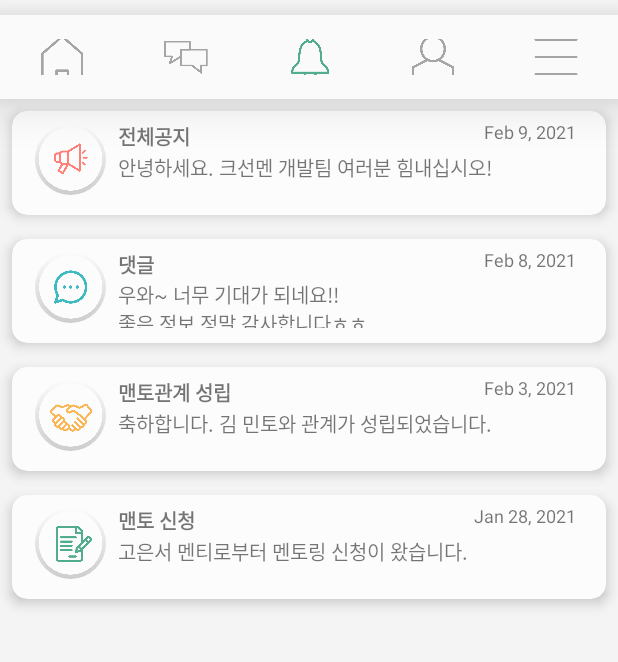
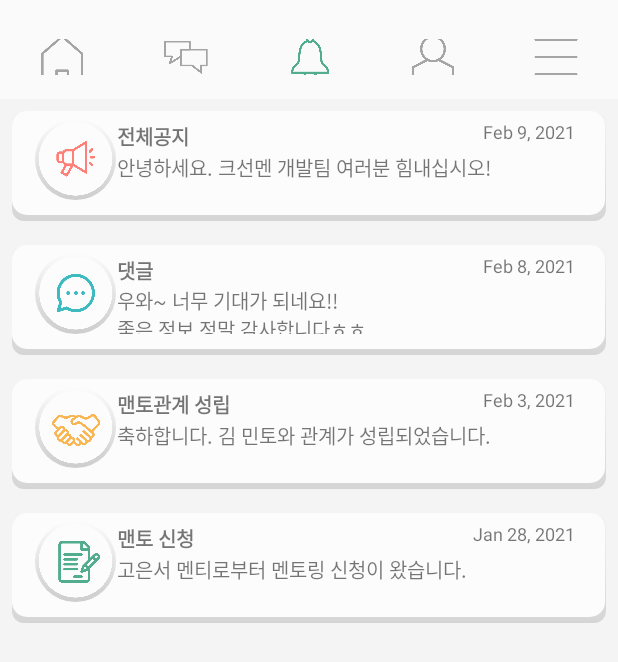
Before and after one commit to mancityg/CSMproject_Android, an Android app: the AlarmpageFragment screen opened through its navigation route, on a phone screen of 412 x 824 dp. Shown: the top 662 px of the screen. Run offline under Robolectric (Android 15) with nearby library versions, the phone set to English and light mode, and no system bars; our stand-ins replace navigation-ui.

Commit message:
alarmpage 음영효과 방식 바꿈 hardwareAccelerate를 하면 안좋다고 함. CardView는 음영효과를 넣기 위해서는 hardwareAccelerated가 필요하다고 함. 그래서 CardView를 안 사용하기로 함. 대신 drawable에 그림자를 만드어 추가하는 방식으로 함

```diff
--- a/app/build.gradle
+++ b/app/build.gradle
@@ -44,7 +44,6 @@ dependencies {
     implementation 'androidx.constraintlayout:constraintlayout:2.0.4'
     implementation "androidx.recyclerview:recyclerview:1.1.0"
     implementation 'de.hdodenhof:circleimageview:3.0.0'
-    implementation 'androidx.cardview:cardview:1.0.0'
     api 'com.theartofdev.edmodo:android-image-cropper:2.8.+' // image crop
 
     // test
--- a/app/src/main/AndroidManifest.xml
+++ b/app/src/main/AndroidManifest.xml
@@ -16,6 +16,7 @@
         android:icon="@mipmap/ic_launcher"
         android:label="@string/app_name"
         android:largeHeap="true"
+        android:hardwareAccelerated="false"
         android:roundIcon="@mipmap/ic_launcher_round"
         android:supportsRtl="true"
         android:theme="@style/AppTheme">
--- /dev/null
+++ b/app/src/main/res/drawable-v24/alarmpage_card.xml
@@ -0,0 +1,5 @@
+<?xml version="1.0" encoding="utf-8"?>
+<shape xmlns:android="http://schemas.android.com/apk/res/android">
+    <solid android:color="#fcfcfc" />
+    <corners android:radius="10dp" />
+</shape>
--- /dev/null
+++ b/app/src/main/res/drawable-v24/alarmpage_card_shadow.xml
@@ -0,0 +1,12 @@
+<?xml version="1.0" encoding="utf-8"?>
+<shape xmlns:android="http://schemas.android.com/apk/res/android">
+    <corners
+        android:radius="8dp"/>
+    <padding
+        android:bottom="4dp"
+        android:right="1dp"/>
+    <gradient
+        android:startColor="#20000000"
+        android:endColor="@android:color/transparent"
+        android:angle="90" />
+</shape>
--- a/app/src/main/res/layout/alarm_item.xml
+++ b/app/src/main/res/layout/alarm_item.xml
@@ -1,40 +1,42 @@
 <?xml version="1.0" encoding="utf-8"?>
-<androidx.cardview.widget.CardView
+<androidx.constraintlayout.widget.ConstraintLayout
     xmlns:android="http://schemas.android.com/apk/res/android"
     xmlns:app="http://schemas.android.com/apk/res-auto"
     xmlns:tools="http://schemas.android.com/tools"
     android:layout_width="match_parent"
     android:layout_height="wrap_content"
-    app:cardBackgroundColor="#fcfcfc"
-    app:cardCornerRadius="10dp"
-    app:cardElevation="5dp"
-    android:layout_margin="8dp">
+    android:background="@drawable/alarmpage_card_shadow"
+    android:layout_margin="8dp"
+    >
 
     <androidx.constraintlayout.widget.ConstraintLayout
         android:layout_width="match_parent"
-        android:layout_height="match_parent"
-        android:layout_marginTop="5dp"
-        android:layout_marginBottom="10dp"
-        android:layout_marginStart="15dp"
-        android:layout_marginEnd="20dp">
+        android:layout_height="wrap_content"
+        app:layout_constraintBottom_toBottomOf="parent"
+        app:layout_constraintEnd_toEndOf="parent"
+        app:layout_constraintStart_toStartOf="parent"
+        app:layout_constraintTop_toTopOf="parent"
+        android:background="@drawable/alarmpage_card">
 
-        <!--  note : 들어가는 내용 - 알람 카테고리, 카테고리에 맞는 아이콘, 알람 내용, 알림오고 지난시간     -->
+        <!--  note : 들어갈 내용 - 알람 카테고리, 카테고리에 맞는 아이콘, 알람 내용, 알림오고 지난시간     -->
 
+        <!--  todo : 이미지 아래에 그림자 넣기  -->
         <ImageView
             android:id="@+id/alarm_IV_category"
             android:layout_width="0dp"
             android:layout_height="0dp"
-            android:background="@drawable/circular_image_shadow"
+            android:layout_marginStart="15dp"
+            android:background="@drawable/alarmpage_image_shadow"
             android:contentDescription="카테고리에 맞는 아이콘"
-            android:layout_marginVertical="3dp"
             app:layout_constraintBottom_toBottomOf="parent"
             app:layout_constraintDimensionRatio="1"
             app:layout_constraintStart_toStartOf="parent"
             app:layout_constraintTop_toTopOf="parent"
             app:srcCompat="@drawable/alarm_icon_apply"
-            tools:layout_constraintHeight_default="percent" />
+            android:layout_marginTop="5dp"
+            android:layout_marginBottom="10dp"/>
 
-        <androidx.appcompat.widget.AppCompatTextView
+        <TextView
             android:id="@+id/alarm_TV_category"
             android:layout_width="wrap_content"
             android:layout_height="wrap_content"
@@ -45,12 +47,14 @@
             app:layout_constraintBottom_toTopOf="@+id/alarm_TV_msg"
             app:layout_constraintStart_toStartOf="@+id/alarm_TV_msg" />
 
-        <androidx.appcompat.widget.AppCompatTextView
+        <!-- 내용 두 줄 정도 들어가는 높이  -->
+        <TextView
             android:id="@+id/alarm_TV_msg"
             android:layout_width="0dp"
             android:layout_height="32sp"
-            android:layout_marginStart="55sp"
+            android:layout_marginStart="70sp"
             android:layout_marginTop="5dp"
+            android:layout_marginBottom="10dp"
             android:ellipsize="end"
             android:maxLines="2"
             android:text="알람 내용"
@@ -61,10 +65,12 @@
             app:layout_constraintWidth_default="percent"
             app:layout_constraintWidth_percent="0.7" />
 
-        <androidx.appcompat.widget.AppCompatTextView
+        <TextView
             android:id="@+id/alarm_TV_time"
             android:layout_width="wrap_content"
             android:layout_height="wrap_content"
+            android:layout_marginTop="5dp"
+            android:layout_marginEnd="20dp"
             android:text="지난시간"
             android:textSize="12sp"
             app:layout_constraintBottom_toTopOf="@+id/alarm_TV_msg"
@@ -72,5 +78,4 @@
             app:layout_constraintTop_toTopOf="parent" />
 
     </androidx.constraintlayout.widget.ConstraintLayout>
-
-</androidx.cardview.widget.CardView>
+</androidx.constraintlayout.widget.ConstraintLayout>
```
Also changed, not shown: app/src/main/res/drawable-v24/alarmpage_image_shadow.xml (renamed from app/src/main/res/drawable/circular_image_shadow.xml).
